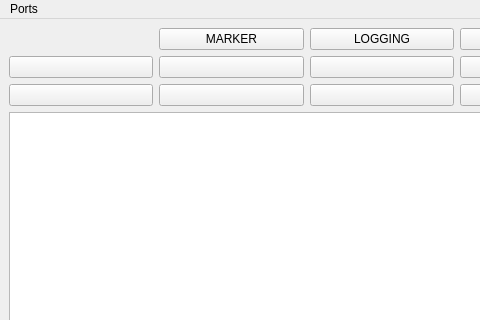
Old version of the form sw/gui/MainWindow.ui in the repository JacSko/UltimateTerminal; both pictures show x 0 to 480 and y 0 to 320 of the 764 by 548 pixel window.
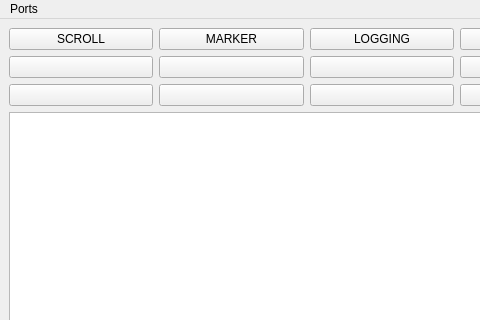
New version of the form.

Commit message: Added button to stop scrolling terminal window

```diff
--- a/sw/gui/MainWindow.ui
+++ b/sw/gui/MainWindow.ui
@@ -280,6 +280,13 @@
         </property>
        </widget>
       </item>
+      <item row="0" column="0">
+       <widget class="QPushButton" name="scrollButton">
+        <property name="text">
+         <string>SCROLL</string>
+        </property>
+       </widget>
+      </item>
      </layout>
     </item>
    </layout>
```
The commit also changes 3 other files.
